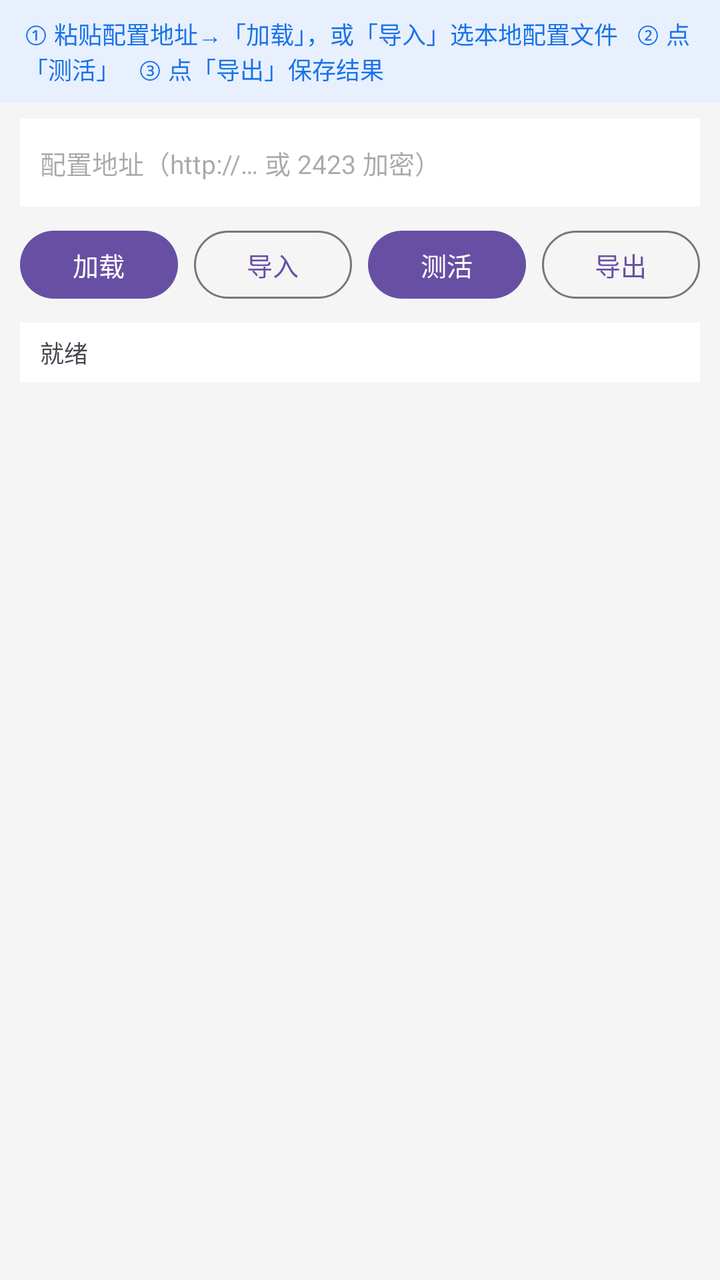
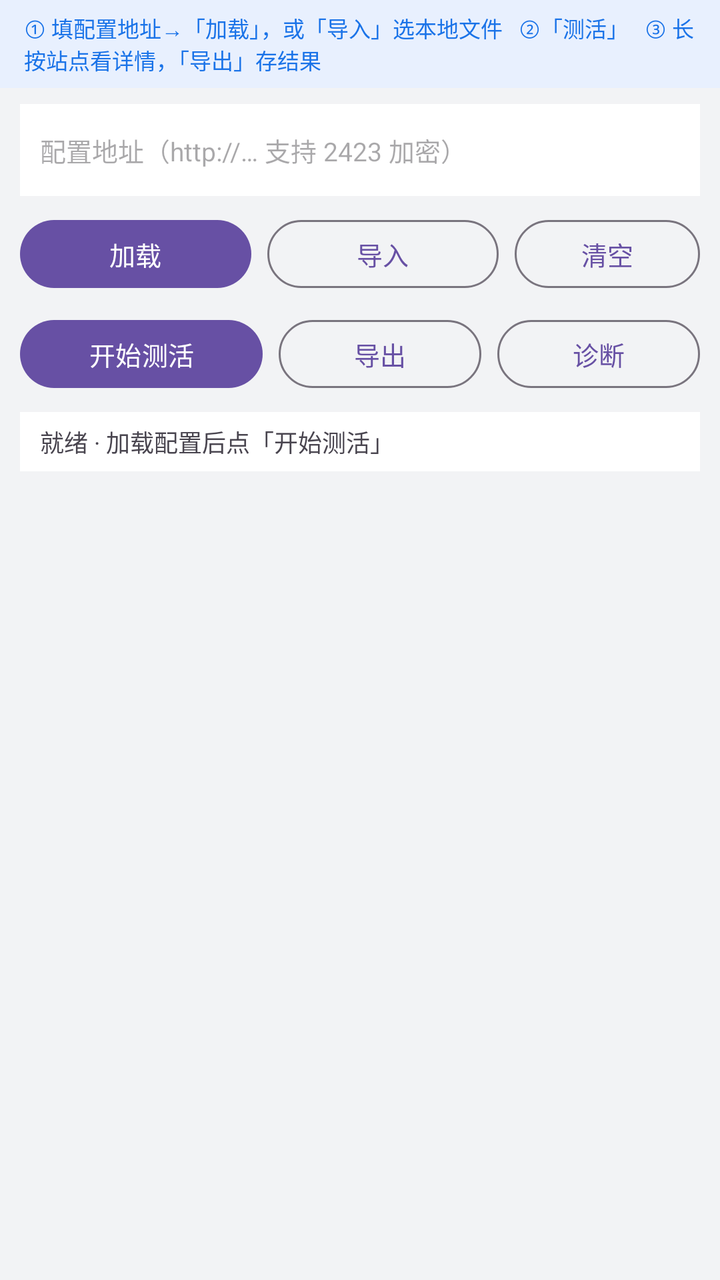

The first picture is an Android layout as it rendered before a commit; the second is the same layout after the commit. The layout source and the unified diff follow.
<!-- AndroidManifest.xml: application theme Theme.Check -->
<!-- res/layout/activity_main.xml -->
<?xml version="1.0" encoding="utf-8"?>
<LinearLayout xmlns:android="http://schemas.android.com/apk/res/android"
    android:id="@+id/root"
    android:layout_width="match_parent"
    android:layout_height="match_parent"
    android:orientation="vertical"
    android:background="#F5F5F5">

    
    <TextView
        android:id="@+id/tvHint"
        android:layout_width="match_parent"
        android:layout_height="wrap_content"
        android:background="#E8F0FE"
        android:paddingHorizontal="12dp"
        android:paddingVertical="8dp"
        android:text="① 粘贴配置地址→「加载」，或「导入」选本地配置文件   ② 点「测活」   ③ 点「导出」保存结果"
        android:textColor="#1A73E8"
        android:textSize="12sp" />

    <EditText
        android:id="@+id/etConfig"
        android:layout_width="match_parent"
        android:layout_height="44dp"
        android:layout_marginHorizontal="10dp"
        android:layout_marginTop="8dp"
        android:background="#FFFFFF"
        android:hint="配置地址（http://… 或 2423 加密）"
        android:imeOptions="actionDone"
        android:inputType="textUri"
        android:maxLines="1"
        android:paddingHorizontal="10dp"
        android:textSize="13sp" />

    <LinearLayout
        android:layout_width="match_parent"
        android:layout_height="wrap_content"
        android:layout_marginHorizontal="10dp"
        android:layout_marginTop="8dp"
        android:orientation="horizontal">

        <Button
            android:id="@+id/btnLoad"
            android:layout_width="0dp"
            android:layout_height="42dp"
            android:layout_weight="1"
            android:minWidth="0dp"
            android:paddingHorizontal="0dp"
            android:text="加载"
            android:textSize="13sp" />

        <Button
            android:id="@+id/btnImport"
            style="?attr/materialButtonOutlinedStyle"
            android:layout_width="0dp"
            android:layout_height="42dp"
            android:layout_marginStart="8dp"
            android:layout_weight="1"
            android:minWidth="0dp"
            android:paddingHorizontal="0dp"
            android:text="导入"
            android:textSize="13sp" />

        <Button
            android:id="@+id/btnRun"
            android:layout_width="0dp"
            android:layout_height="42dp"
            android:layout_marginStart="8dp"
            android:layout_weight="1"
            android:minWidth="0dp"
            android:paddingHorizontal="0dp"
            android:text="测活"
            android:textSize="13sp" />

        <Button
            android:id="@+id/btnExport"
            style="?attr/materialButtonOutlinedStyle"
            android:layout_width="0dp"
            android:layout_height="42dp"
            android:layout_marginStart="8dp"
            android:layout_weight="1"
            android:minWidth="0dp"
            android:paddingHorizontal="0dp"
            android:text="导出"
            android:textSize="13sp" />
    </LinearLayout>

    <TextView
        android:id="@+id/tvProgress"
        android:layout_width="match_parent"
        android:layout_height="wrap_content"
        android:layout_marginHorizontal="10dp"
        android:layout_marginTop="8dp"
        android:background="#FFFFFF"
        android:paddingHorizontal="10dp"
        android:paddingVertical="6dp"
        android:text="就绪"
        android:textSize="12sp" />

    <androidx.recyclerview.widget.RecyclerView
        android:id="@+id/recycler"
        android:layout_width="match_parent"
        android:layout_height="0dp"
        android:layout_marginTop="6dp"
        android:layout_weight="1"
        android:clipToPadding="false"
        android:paddingBottom="12dp" />
</LinearLayout>
<!-- resources referenced by this layout -->
<resources>
  <style name="Theme.Check" parent="Theme.Material3.DayNight.NoActionBar">
          <item name="android:statusBarColor">@android:color/transparent</item>
          <item name="android:navigationBarColor">@android:color/transparent</item>
          <item name="android:windowLightStatusBar">true</item>
          <item name="android:windowBackground">#F5F5F5</item>
      </style>
</resources>

<!-- the commit's change to res/layout/activity_main.xml (unified diff, before → after) -->
@@ -3,29 +3,27 @@
     android:id="@+id/root"
     android:layout_width="match_parent"
     android:layout_height="match_parent"
-    android:orientation="vertical"
-    android:background="#F5F5F5">
+    android:background="#F2F3F5"
+    android:orientation="vertical">
 
-    
     <TextView
-        android:id="@+id/tvHint"
         android:layout_width="match_parent"
         android:layout_height="wrap_content"
         android:background="#E8F0FE"
         android:paddingHorizontal="12dp"
-        android:paddingVertical="8dp"
-        android:text="① 粘贴配置地址→「加载」，或「导入」选本地配置文件   ② 点「测活」   ③ 点「导出」保存结果"
+        android:paddingVertical="6dp"
+        android:text="① 填配置地址→「加载」，或「导入」选本地文件   ②「测活」   ③ 长按站点看详情，「导出」存结果"
         android:textColor="#1A73E8"
-        android:textSize="12sp" />
+        android:textSize="11sp" />
 
     <EditText
         android:id="@+id/etConfig"
         android:layout_width="match_parent"
-        android:layout_height="44dp"
+        android:layout_height="46dp"
         android:layout_marginHorizontal="10dp"
         android:layout_marginTop="8dp"
         android:background="#FFFFFF"
-        android:hint="配置地址（http://… 或 2423 加密）"
+        android:hint="配置地址（http://… 支持 2423 加密）"
         android:imeOptions="actionDone"
         android:inputType="textUri"
         android:maxLines="1"
@@ -62,14 +60,33 @@
             android:textSize="13sp" />
 
         <Button
+            android:id="@+id/btnClear"
+            style="?attr/materialButtonOutlinedStyle"
+            android:layout_width="0dp"
+            android:layout_height="42dp"
+            android:layout_marginStart="8dp"
+            android:layout_weight="0.8"
+            android:minWidth="0dp"
+            android:paddingHorizontal="0dp"
+            android:text="清空"
+            android:textSize="13sp" />
+    </LinearLayout>
+
+    <LinearLayout
+        android:layout_width="match_parent"
+        android:layout_height="wrap_content"
+        android:layout_marginHorizontal="10dp"
+        android:layout_marginTop="8dp"
+        android:orientation="horizontal">
+
+        <Button
             android:id="@+id/btnRun"
             android:layout_width="0dp"
             android:layout_height="42dp"
-            android:layout_marginStart="8dp"
-            android:layout_weight="1"
+            android:layout_weight="1.2"
             android:minWidth="0dp"
             android:paddingHorizontal="0dp"
-            android:text="测活"
+            android:text="开始测活"
             android:textSize="13sp" />
 
         <Button
@@ -83,6 +100,18 @@
             android:paddingHorizontal="0dp"
             android:text="导出"
             android:textSize="13sp" />
+
+        <Button
+            android:id="@+id/btnDiag"
+            style="?attr/materialButtonOutlinedStyle"
+            android:layout_width="0dp"
+            android:layout_height="42dp"
+            android:layout_marginStart="8dp"
+            android:layout_weight="1"
+            android:minWidth="0dp"
+            android:paddingHorizontal="0dp"
+            android:text="诊断"
+            android:textSize="13sp" />
     </LinearLayout>
 
     <TextView
@@ -94,7 +123,7 @@
         android:background="#FFFFFF"
         android:paddingHorizontal="10dp"
         android:paddingVertical="6dp"
-        android:text="就绪"
+        android:text="就绪 · 加载配置后点「开始测活」"
         android:textSize="12sp" />
 
     <androidx.recyclerview.widget.RecyclerView
